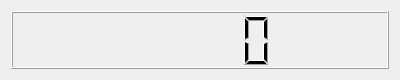
Above: mainwindow.ui from featherW/1-qtExampleForLearning-DigitalClock before the change. Below: the same form after it.
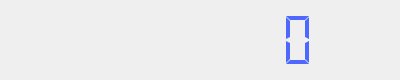
That is the form after the change.

Commit message: show current time

What changed in the file:
```diff
--- a/mainwindow.ui
+++ b/mainwindow.ui
@@ -16,7 +16,20 @@
   <widget class="QWidget" name="centralWidget">
    <layout class="QHBoxLayout" name="horizontalLayout">
     <item>
-     <widget class="QLCDNumber" name="lcdNumber"/>
+     <widget class="QLCDNumber" name="curTime">
+      <property name="styleSheet">
+       <string notr="true">color:rgb(78, 104, 255)</string>
+      </property>
+      <property name="frameShape">
+       <enum>QFrame::NoFrame</enum>
+      </property>
+      <property name="digitCount">
+       <number>8</number>
+      </property>
+      <property name="segmentStyle">
+       <enum>QLCDNumber::Flat</enum>
+      </property>
+     </widget>
     </item>
    </layout>
   </widget>
```
The commit also changes 3 other files.
